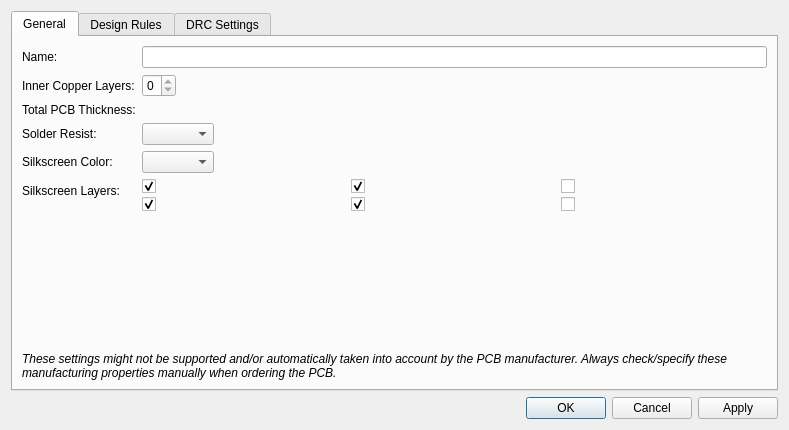
Before: the Qt Designer form libs/librepcb/editor/project/board/boardsetupdialog.ui in LibrePCB/LibrePCB, drawn with Qt 5.
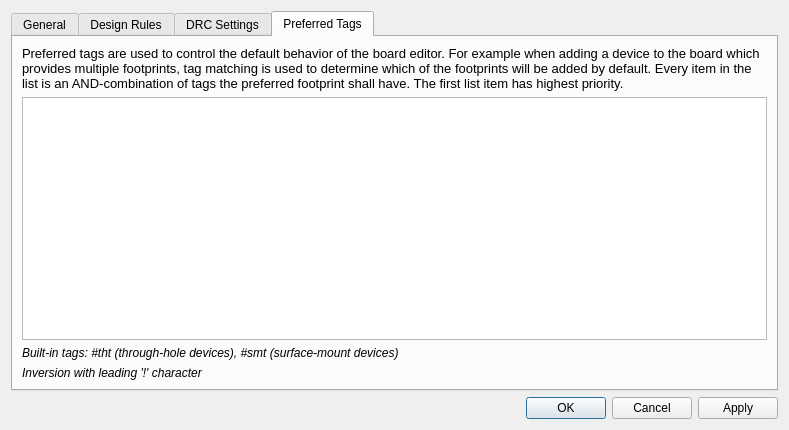
After: the same form once the commit is applied. The open tabs and pages were chosen to show the change. Icons and pictures are not drawn. Custom widgets are drawn as their Qt base class.

```diff
--- a/libs/librepcb/editor/project/board/boardsetupdialog.ui
+++ b/libs/librepcb/editor/project/board/boardsetupdialog.ui
@@ -950,6 +950,67 @@
        </item>
       </layout>
      </widget>
+     <widget class="QWidget" name="tabTags">
+      <attribute name="title">
+       <string>Preferred Tags</string>
+      </attribute>
+      <layout class="QVBoxLayout" name="verticalLayout_4">
+       <item>
+        <widget class="QLabel" name="label_37">
+         <property name="font">
+          <font>
+           <pointsize>10</pointsize>
+          </font>
+         </property>
+         <property name="text">
+          <string>Preferred tags are used to control the default behavior of the board editor. For example when adding a device to the board which provides multiple footprints, tag matching is used to determine which of the footprints will be added by default. Every item in the list is an AND-combination of tags the preferred footprint shall have. The first list item has highest priority.</string>
+         </property>
+         <property name="wordWrap">
+          <bool>true</bool>
+         </property>
+        </widget>
+       </item>
+       <item>
+        <widget class="QListWidget" name="lstPreferredTags">
+         <property name="editTriggers">
+          <set>QAbstractItemView::AnyKeyPressed|QAbstractItemView::DoubleClicked|QAbstractItemView::EditKeyPressed|QAbstractItemView::SelectedClicked</set>
+         </property>
+         <property name="dragDropMode">
+          <enum>QAbstractItemView::InternalMove</enum>
+         </property>
+        </widget>
+       </item>
+       <item>
+        <widget class="QLabel" name="label_38">
+         <property name="font">
+          <font>
+           <pointsize>9</pointsize>
+           <italic>true</italic>
+          </font>
+         </property>
+         <property name="text">
+          <string>Built-in tags: #tht (through-hole devices), #smt (surface-mount devices)</string>
+         </property>
+         <property name="wordWrap">
+          <bool>true</bool>
+         </property>
+        </widget>
+       </item>
+       <item>
+        <widget class="QLabel" name="label_39">
+         <property name="font">
+          <font>
+           <pointsize>9</pointsize>
+           <italic>true</italic>
+          </font>
+         </property>
+         <property name="text">
+          <string>Inversion with leading '!' character</string>
+         </property>
+        </widget>
+       </item>
+      </layout>
+     </widget>
     </widget>
    </item>
    <item>
```
Left out of the diff: 2 changed lines with no effect on the pictures.
